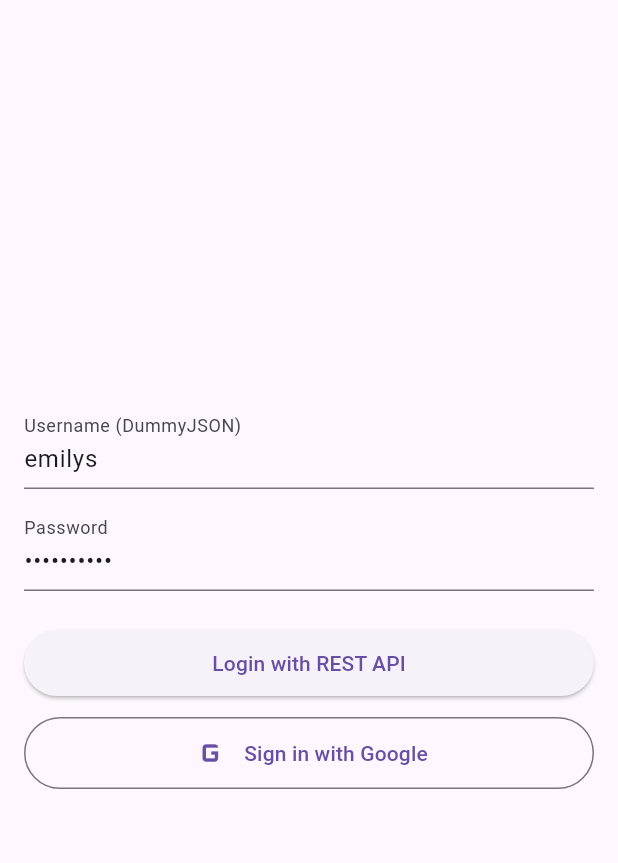
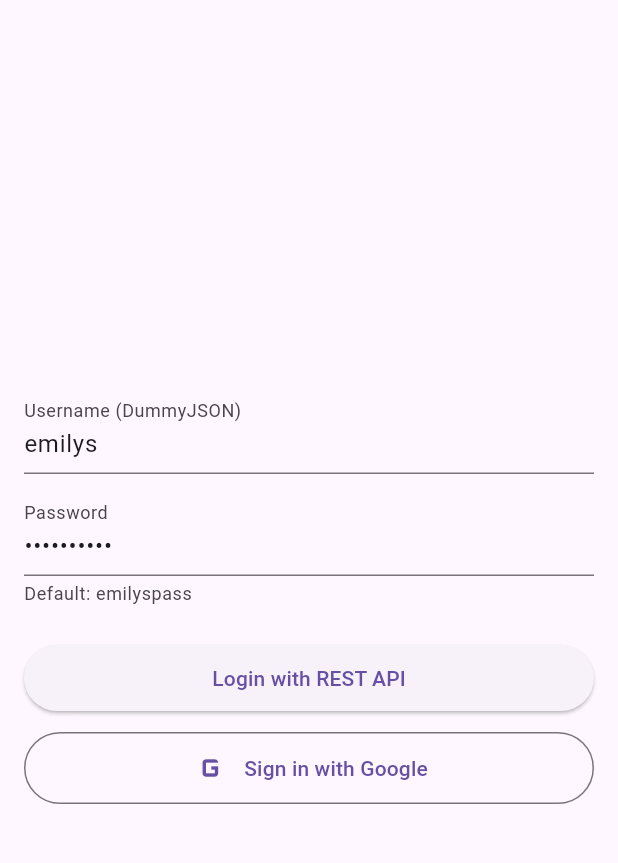
Before and after one commit to trungnt7505-ship-it/PRM393_trungnthe190109_Lab, a Flutter app: the screen it shows after launch, on a phone screen of 412 x 824 dp, the part 63-926 px from its top. Run offline on Flutter 3.47's test engine with Material 3 defaults, Android fonts, the phone set to English and light mode, and no system bars; our stand-ins replace shared_preferences.

Commit message:
Fix password to emilyspass and handle accessToken in DummyJSON response

```diff
--- a/LAB_10/lib/main.dart
+++ b/LAB_10/lib/main.dart
@@ -214,7 +214,10 @@
             const SizedBox(height: 12),
             TextField(
               controller: _passwordController,
-              decoration: const InputDecoration(labelText: 'Password'),
+              decoration: const InputDecoration(
+                labelText: 'Password',
+                helperText: 'Default: emilyspass',
+              ),
               obscureText: true,
             ),
             const SizedBox(height: 24),
```
